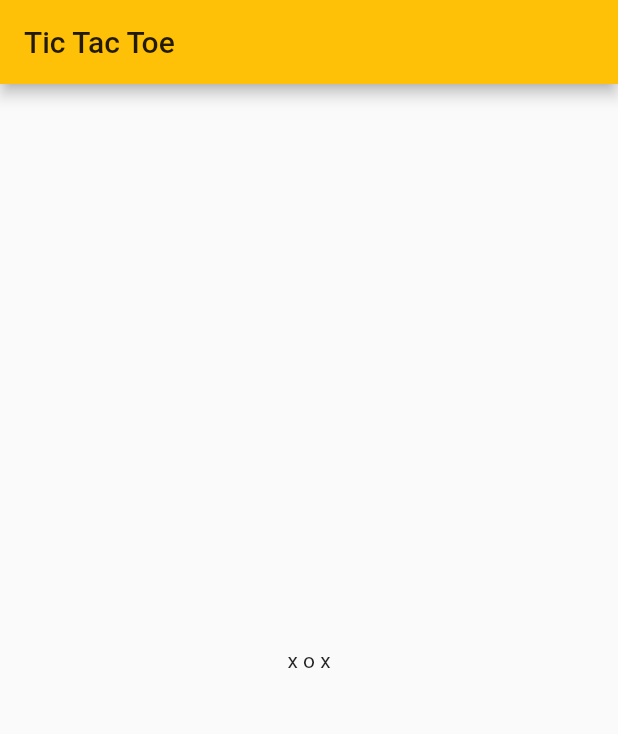
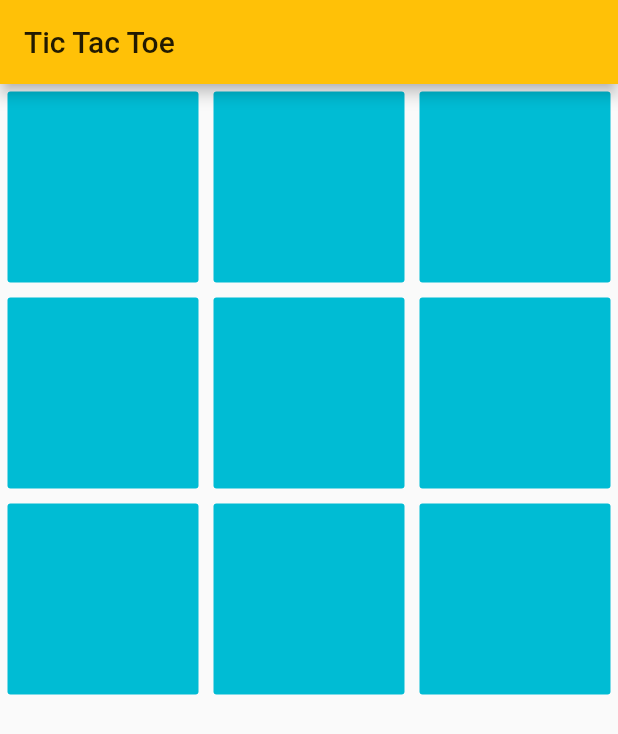
Before and after one commit to abhishekkr/yaga, a Flutter app: the PageTicTacToe screen opened directly, on a phone screen of 412 x 824 dp. Shown: the top 734 px of the screen. Run offline on Flutter 3.47's test engine with Material 2 defaults, Android fonts, the phone set to English and light mode, and no system bars.

Commit message:
CC BY-SA license && add tictactoe map for Xs and Os
Signed-off-by: AbhishekKr <abhikumar163@gmail.com>

```diff
--- a/lib/pages/tictactoe.dart
+++ b/lib/pages/tictactoe.dart
@@ -1,14 +1,66 @@
 import 'package:flutter/material.dart';
 import 'package:yaga/fx/route_transition.dart';
+import 'package:yaga/tictactoe/game_plot.dart';
 
-class PageTicTacToe extends StatelessWidget {
+class PageTicTacToe extends StatefulWidget {
+  @override
+  _PageTicTacToe createState() => new _PageTicTacToe();
+}
+
+class _PageTicTacToe extends State<PageTicTacToe> {
+  List<GamePlot> gameMap;
+
+  List<GamePlot> initGamePlots() {
+    return <GamePlot>[
+       new GamePlot(id: 1),
+       new GamePlot(id: 2),
+       new GamePlot(id: 3),
+       new GamePlot(id: 4),
+       new GamePlot(id: 5),
+       new GamePlot(id: 6),
+       new GamePlot(id: 7),
+       new GamePlot(id: 8),
+       new GamePlot(id: 9),
+    ]; // gameMap
+  }
+
+  @override
+  void initState() {
+    super.initState();
+    gameMap = initGamePlots();
+  }
+
+  @override
   Widget build(BuildContext context) {
     return Scaffold(
       appBar: AppBar(
           title: Text('Tic Tac Toe'),
       ),
       body: Center(
-        child: Text('x o x'),
+          child: new GridView.builder(
+            padding: const EdgeInsets.all(5.0),
+            gridDelegate: new SliverGridDelegateWithFixedCrossAxisCount(
+                crossAxisCount: 3,
+                childAspectRatio: 1.0,
+                crossAxisSpacing: 10.0,
+                mainAxisSpacing: 10.0,
+            ),
+            itemCount: gameMap.length,
+            itemBuilder: (context, i) => new SizedBox(
+                width: 100.0,
+                height: 100.0,
+                child: new RaisedButton(
+                    padding: const EdgeInsets.all(10.0),
+                    color: gameMap[i].bg,
+                    disabledColor: gameMap[i].bg,
+                    onPressed: null,
+                    child: new Text(
+                        gameMap[i].text,
+                        style: TextStyle(color: Colors.orange , fontSize: 25.0),
+                    ),
+                ),
+            ),
+          ), // <body/>
       ),
     );
   }
--- /dev/null
+++ b/lib/tictactoe/game_plot.dart
@@ -0,0 +1,15 @@
+import 'package:flutter/material.dart';
+
+class GamePlot {
+  final id;
+  String text;
+  Color bg;
+  bool played;
+
+  GamePlot({
+    this.id,
+    this.text = "",
+    this.bg = Colors.cyan,
+    this.played = false,
+  });
+}
```
Also changed, not shown: 1 other file.
